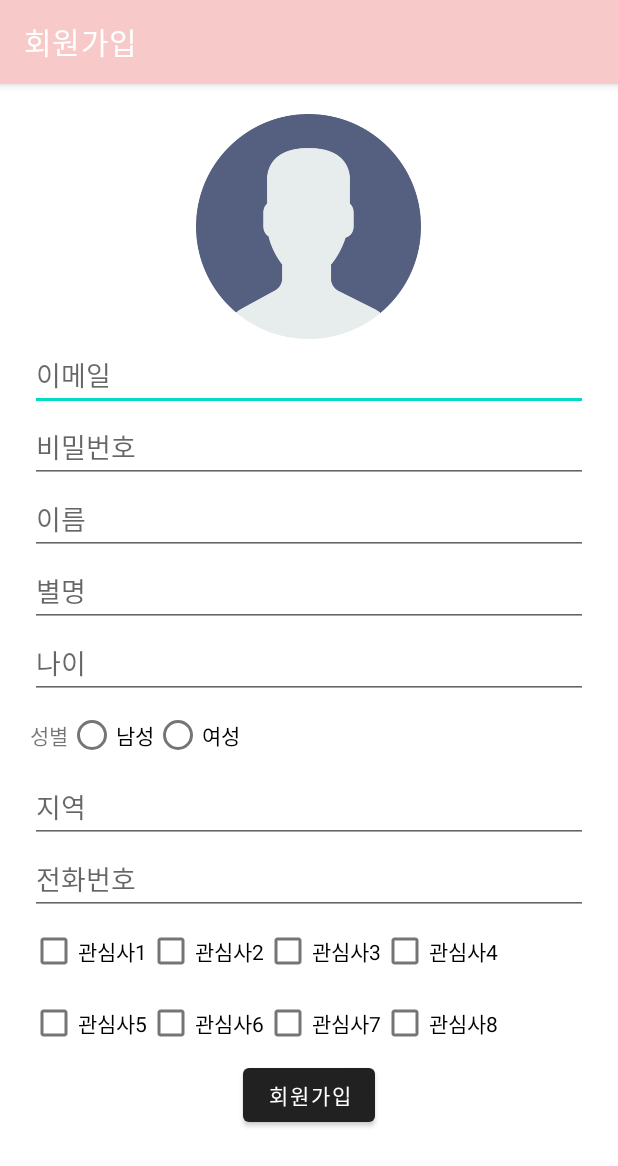
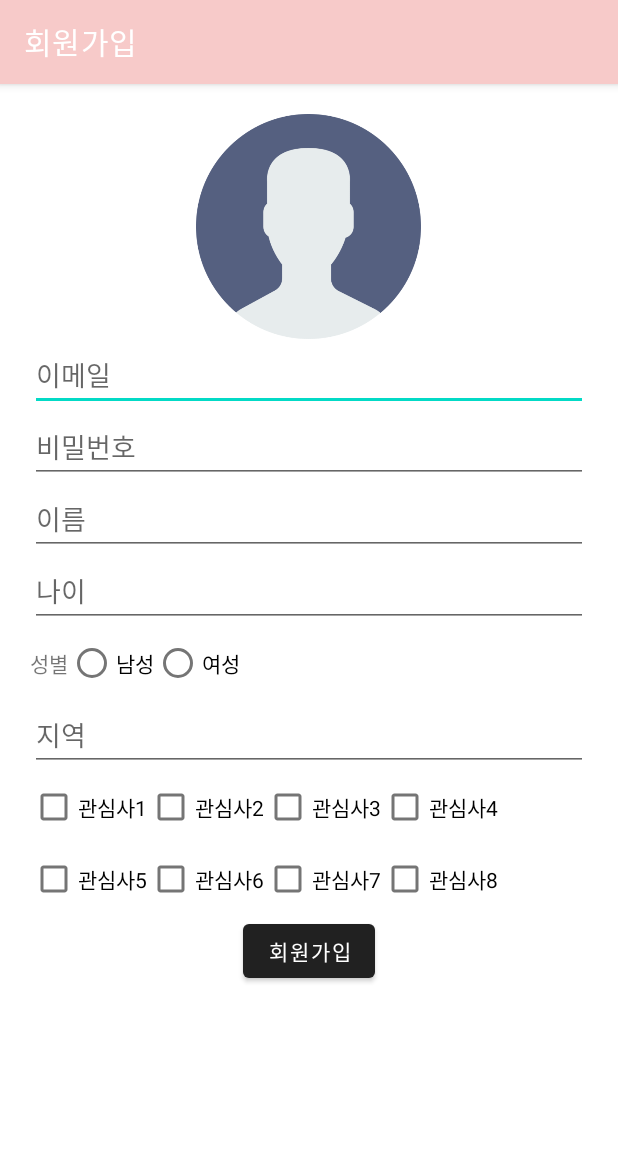
Before and after one commit to PANGJINI/ChatTest, an Android app: the SignUpActivity screen opened directly, with no data from a screen before it, after a tap on "회원가입", on a phone screen of 412 x 824 dp. Shown: the top 1166 px of the screen. Run offline under Robolectric (Android 15) with nearby library versions, the phone set to English and light mode, and no system bars; our stand-ins replace Firebase (no records; nobody signed in at launch, a user with empty details on screens opened directly); 1 statement that could not run was skipped.

Commit message:
회원가입 항목 축소

```diff
--- a/app/src/main/java/com/example/myapplication/SignUpActivity.kt
+++ b/app/src/main/java/com/example/myapplication/SignUpActivity.kt
@@ -77,10 +77,8 @@ class SignUpActivity : AppCompatActivity() {
             val email = binding.editEmail.text.toString()
             val password = binding.editPassword.text.toString()
             val name = binding.editName.text.toString()
-            val nick = binding.editNick.text.toString()
             val age = binding.editAge.text.toString()
             val area = binding.editArea.text.toString()
-            val number = binding.editNumber.text.toString()
 
 //            // 이미지 파일 경로
 //            val imagePath = "users/${mAuth.currentUser?.uid}/profile.jpg"
@@ -137,11 +135,9 @@ class SignUpActivity : AppCompatActivity() {
                             email,
                             mAuth.currentUser?.uid!!,
                             name,
-                            nick,
                             age,
                             gender,
                             area,
-                            number,
                             interest
                         )
 
@@ -184,16 +180,14 @@ class SignUpActivity : AppCompatActivity() {
         email: String,
         uId: String,
         name: String,
-        nick: String,
         age: String,
         gender: String,
         area: String,
-        number: String,
         interest: MutableList<String>
     ) {
         mDbRef.child("user").child(uId).setValue(
             User(
-                email, uId, name, nick, age, gender, area, number,
+                email, uId, name, age, gender, area,
                 interest.toString()
             )
         )
--- a/app/src/main/java/com/example/myapplication/User.kt
+++ b/app/src/main/java/com/example/myapplication/User.kt
@@ -4,13 +4,11 @@ data class User(
     var email: String, // 아이디
     var uId: String,   // 비밀번호
     var name: String,  // 이름
-    var nick: String,   //닉네임
     var age: String,
     var gender: String,
     var area: String,
-    var number: String,
     var interest: String
 
 ){
-    constructor(): this( "", "", "","","","","", "", "")
+    constructor(): this( "", "", "","","","","")
 }
--- a/app/src/main/res/layout/activity_sign_up.xml
+++ b/app/src/main/res/layout/activity_sign_up.xml
@@ -32,11 +32,6 @@
         android:layout_height="wrap_content"
         android:hint="이름"/>
     <EditText
-        android:id="@+id/edit_nick"
-        android:layout_width="match_parent"
-        android:layout_height="wrap_content"
-        android:hint="별명"/>
-    <EditText
         android:id="@+id/edit_age"
         android:layout_width="match_parent"
         android:layout_height="wrap_content"
@@ -68,12 +63,6 @@
         android:layout_width="match_parent"
         android:layout_height="wrap_content"
         android:hint="지역"/>
-    <EditText
-        android:id="@+id/edit_number"
-        android:inputType="phone"
-        android:layout_width="match_parent"
-        android:layout_height="wrap_content"
-        android:hint="전화번호"/>
     <TableLayout
         android:id="@+id/edit_interest"
         android:layout_width="wrap_content"
```
